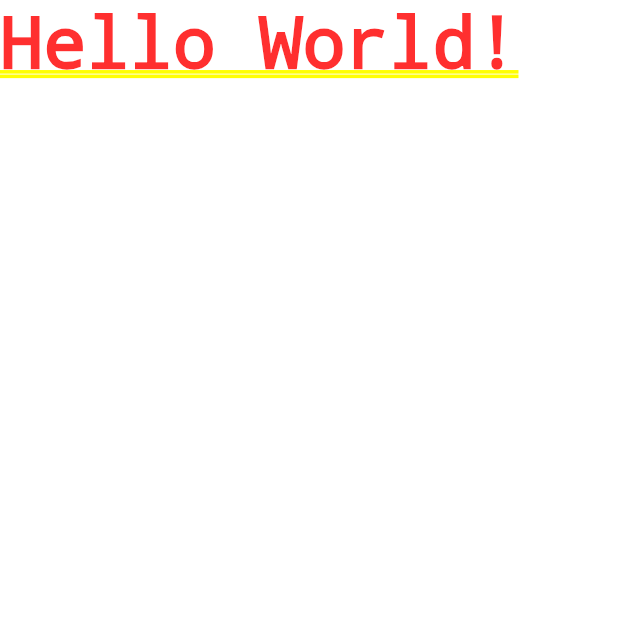
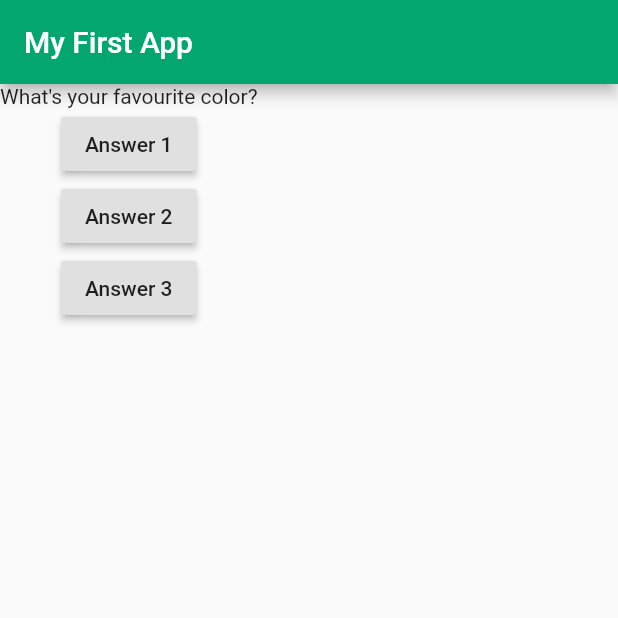
Before and after one commit to jaronschulz/udemy_flutter-and-dart, a Flutter app: the screen it shows after launch, on a phone screen of 412 x 824 dp, the top half of it. Run offline on Flutter 3.47's test engine with Material 2 defaults, Android fonts, the phone set to English and light mode, and no system bars.

```diff
--- a/lib/main.dart
+++ b/lib/main.dart
@@ -6,9 +6,57 @@ import 'package:flutter/material.dart';
 
 void main() => runApp(MyFirstApp());
 
-class MyFirstApp extends StatelessWidget {
+class MyFirstApp extends StatefulWidget {
+
+@override
+  State<StatefulWidget> createState() {
+    // TODO: implement createState
+    return _MyFirstAppState();
+  }
+}
+
+class _MyFirstAppState extends State<MyFirstApp> {
+  var _questionIndex = 0;
+
+  void answerQuestion() {
+    setState(() {
+    _questionIndex = _questionIndex + 1;
+    });
+    print(_questionIndex);
+  }
+
   @override
   Widget build(BuildContext context) {
-    return MaterialApp(home: Text('Hello World!'));
+    var questions = [
+      'What\'s your favourite color?',
+      'What\'s your favourite animal?',
+    ];
+    return MaterialApp(
+      home: Scaffold(
+        appBar: AppBar(
+          title: Text('My First App'),
+          backgroundColor: Color.fromARGB(255, 2, 166, 110),
+        ),
+        body: Column(
+          children: [
+            Text(questions[_questionIndex]),
+            RaisedButton(
+              child: Text('Answer 1'),
+              onPressed: answerQuestion,
+            ),
+            RaisedButton(
+              child: Text('Answer 2'),
+              onPressed: () => print('Answer 2 chosen!'),
+            ),
+            RaisedButton(
+              child: Text('Answer 3'),
+              onPressed: () {
+                print('Answer 3 chosen!');
+              },
+            ),
+          ],
+        ),
+      ),
+    );
   }
 }
```
